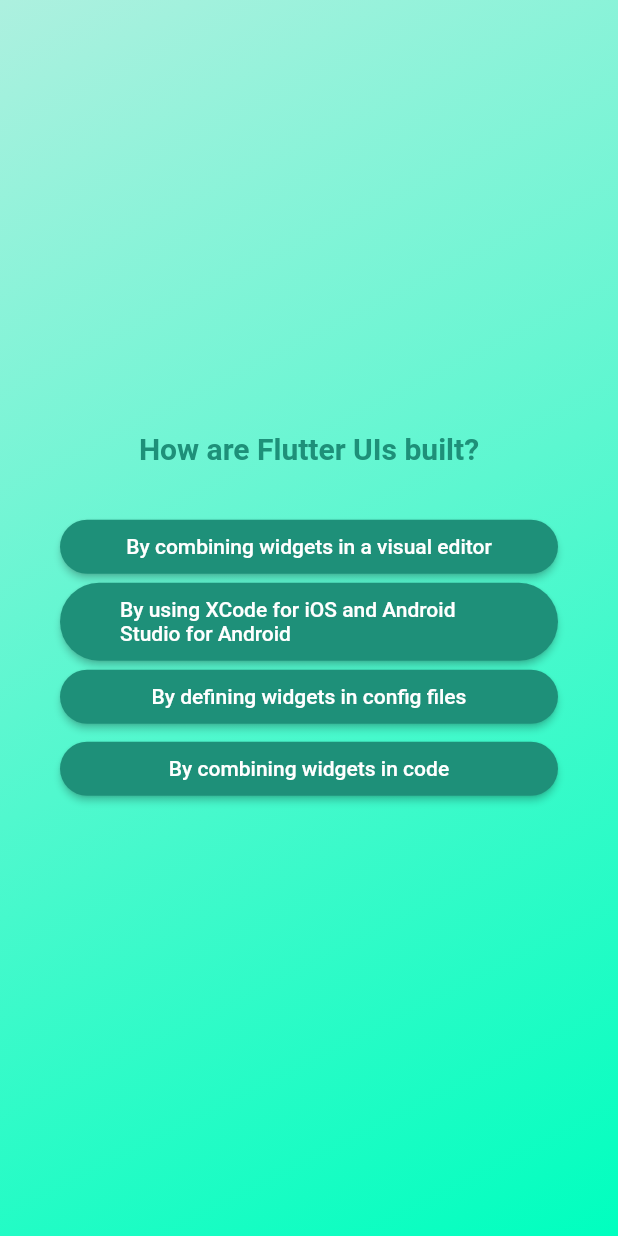
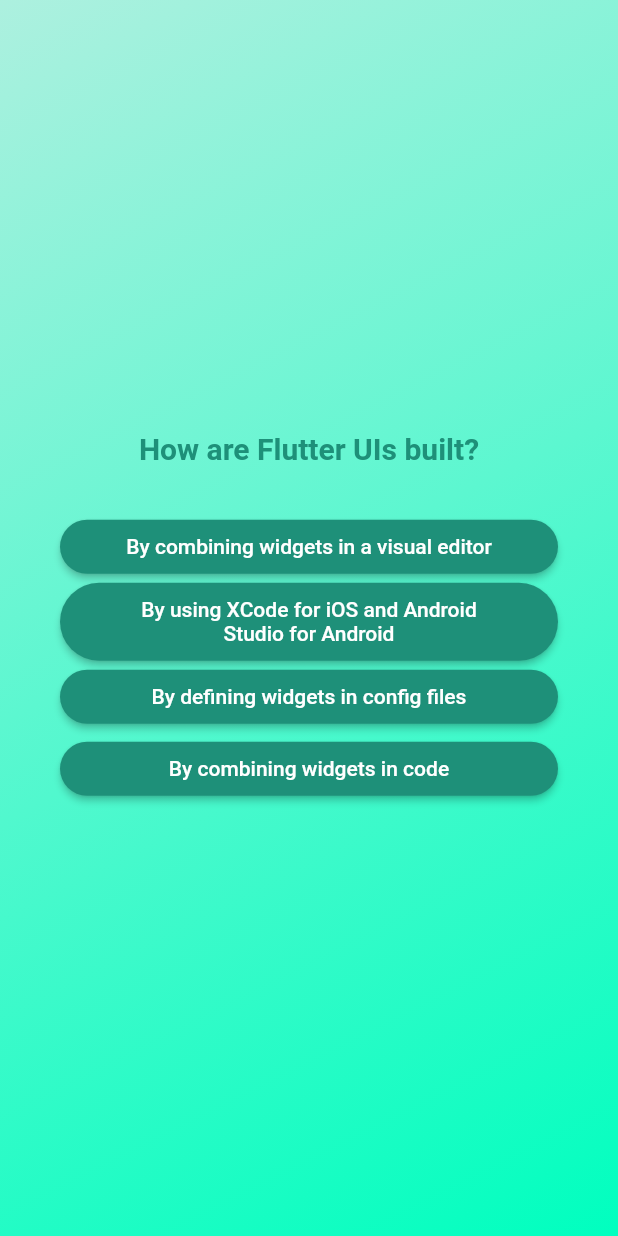
Before and after one commit to tmaulon/u_flutter_quiz_app, a Flutter app: the screen it shows after launch, after a tap on "Start quiz", after a tap on "Components", on a phone screen of 412 x 824 dp. Run offline on Flutter 3.47's test engine with Material 2 defaults, Android fonts, the phone set to English and light mode, and no system bars.

Commit message:
Refacto a little bit and center on button styling

```diff
--- a/lib/components/answer_button.dart
+++ b/lib/components/answer_button.dart
@@ -22,7 +22,10 @@
           borderRadius: BorderRadius.circular(40),
         ),
       ),
-      child: Text(answerText),
+      child: Text(
+        answerText,
+        textAlign: TextAlign.center,
+      ),
     );
   }
 }
--- a/lib/main.dart
+++ b/lib/main.dart
@@ -1,5 +1,5 @@
 import 'package:flutter/material.dart';
-import 'package:u_flutter_quiz_app/quiz.dart';
+import 'package:u_flutter_quiz_app/router/quiz.dart';
 
 void main() {
   runApp(const MyApp());
--- a/lib/quiz.dart
+++ b/lib/router/quiz.dart
@@ -1,6 +1,6 @@
 import 'package:flutter/material.dart';
-import 'package:u_flutter_quiz_app/questions_screen.dart';
-import 'package:u_flutter_quiz_app/start_screen.dart';
+import 'package:u_flutter_quiz_app/screens/questions_screen.dart';
+import 'package:u_flutter_quiz_app/screens/start_screen.dart';
 
 class Quiz extends StatefulWidget {
   const Quiz({super.key});
```
Also changed, not shown: lib/screens/questions_screen.dart (renamed from lib/questions_screen.dart), lib/screens/start_screen.dart (renamed from lib/start_screen.dart).
